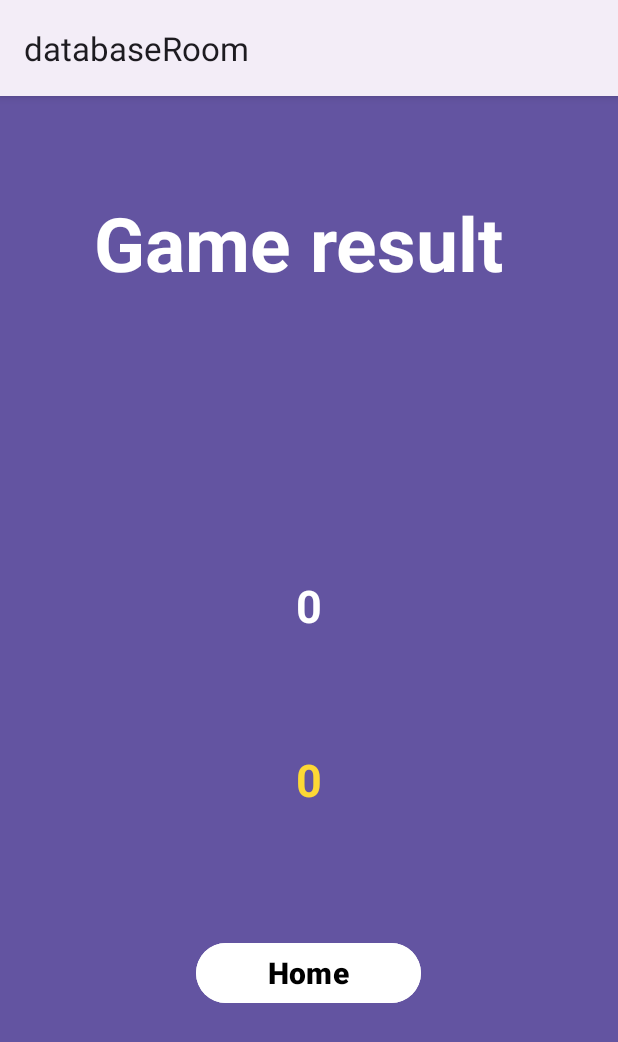
After one commit to N1ph1l1m/android_saveData, an Android app: the finalBrainActivity screen opened directly, with no data from a screen before it, on a phone screen of 412 x 824 dp. The commit adds this screen. Shown: the top 1042 px of the screen. Run offline under Robolectric (Android 15) with nearby library versions, the phone set to English and light mode, and no system bars.

Commit message:
Add finalBrain activity and update code

```diff
--- a/app/src/main/AndroidManifest.xml
+++ b/app/src/main/AndroidManifest.xml
@@ -13,13 +13,18 @@
         android:theme="@style/Theme.DatabaseRoom"
         tools:targetApi="31">
         <activity
+            android:name=".finalBrainActivity"
+            android:exported="false" />
+        <activity
             android:name=".StartBrain"
-            android:exported="false" />
+            android:exported="false"
+            android:label="Brain train"/>
         <activity
             android:name=".brainTrain"
             android:exported="false" />
         <activity
             android:name=".MainActivity"
+            android:noHistory="true"
             android:exported="true">
             <intent-filter>
                 <action android:name="android.intent.action.MAIN" />
--- a/app/src/main/java/com/example/databaseroom/StartBrain.java
+++ b/app/src/main/java/com/example/databaseroom/StartBrain.java
@@ -9,7 +9,6 @@ import android.view.View;
 
 public class StartBrain extends AppCompatActivity {
 
-
     @Override
     protected void onCreate(Bundle savedInstanceState) {
         super.onCreate(savedInstanceState);
--- a/app/src/main/java/com/example/databaseroom/brainTrain.java
+++ b/app/src/main/java/com/example/databaseroom/brainTrain.java
@@ -4,6 +4,7 @@ package com.example.databaseroom;
 import androidx.appcompat.app.ActionBar;
 import androidx.appcompat.app.AppCompatActivity;
 
+import android.content.Intent;
 import android.content.SharedPreferences;
 import android.os.Bundle;
 import android.view.View;
@@ -81,7 +82,9 @@ public class brainTrain extends AppCompatActivity {
             is_true_answer = false;
         }
        main.setText(textNum);
-
+        if(true_answer>=max_true_answer){
+        startActivity(new Intent(brainTrain.this, finalBrainActivity.class));
+        }
     }
 
         public void clickTrue(View view) {
--- /dev/null
+++ b/app/src/main/java/com/example/databaseroom/finalBrainActivity.java
@@ -0,0 +1,35 @@
+package com.example.databaseroom;
+
+import androidx.appcompat.app.AppCompatActivity;
+
+import android.content.Intent;
+import android.os.Bundle;
+import android.view.View;
+import android.widget.TextView;
+
+public class finalBrainActivity extends AppCompatActivity {
+
+    private TextView textViewTitle;
+    private TextView textViewResult;
+    private TextView textViewBestResult;
+
+
+    @Override
+    protected void onCreate(Bundle savedInstanceState) {
+        super.onCreate(savedInstanceState);
+        setContentView(R.layout.activity_final_brain);
+
+        textViewTitle = findViewById(R.id.textViewTitle);
+        textViewResult = findViewById(R.id.textViewResult);
+        textViewBestResult = findViewById(R.id.textViewBestResult);
+    }
+
+    public void toStartBrainActivity(View view) {
+        Intent intent = new Intent(finalBrainActivity.this , StartBrain.class);
+        startActivity(intent);
+        //startActivity(new Intent(finalBrainActivity.this, StartBrain.class));
+    }
+    private  void setResult(){
+
+    }
+}
--- /dev/null
+++ b/app/src/main/res/layout/activity_final_brain.xml
@@ -0,0 +1,68 @@
+<?xml version="1.0" encoding="utf-8"?>
+<androidx.constraintlayout.widget.ConstraintLayout xmlns:android="http://schemas.android.com/apk/res/android"
+    xmlns:app="http://schemas.android.com/apk/res-auto"
+    xmlns:tools="http://schemas.android.com/tools"
+    android:layout_width="match_parent"
+    android:layout_height="match_parent"
+    android:background="#6354A1"
+    tools:context=".finalBrainActivity">
+
+
+    <TextView
+        android:id="@+id/textViewTitle"
+        android:layout_width="wrap_content"
+        android:layout_height="wrap_content"
+        android:layout_marginTop="64dp"
+        android:text="Game result "
+        android:textColor="@color/white"
+        android:textSize="50dp"
+        android:textStyle="bold"
+        app:layout_constraintEnd_toEndOf="parent"
+        app:layout_constraintHorizontal_bias="0.496"
+        app:layout_constraintStart_toStartOf="parent"
+        app:layout_constraintTop_toTopOf="parent" />
+
+    <TextView
+        android:id="@+id/textViewBestResult"
+        android:layout_width="wrap_content"
+        android:layout_height="wrap_content"
+        android:layout_marginTop="304dp"
+        android:text="0"
+        android:textColor="#FDD835"
+        android:textSize="30dp"
+        android:textStyle="bold"
+        app:layout_constraintEnd_toEndOf="parent"
+        app:layout_constraintStart_toStartOf="parent"
+        app:layout_constraintTop_toBottomOf="@+id/textViewTitle" />
+
+    <TextView
+        android:id="@+id/textViewResult"
+        android:layout_width="wrap_content"
+        android:layout_height="wrap_content"
+        android:layout_marginTop="188dp"
+        android:text="0"
+        android:textColor="@color/white"
+        android:textSize="30dp"
+        android:textStyle="bold"
+        app:layout_constraintEnd_toEndOf="parent"
+        app:layout_constraintStart_toStartOf="parent"
+        app:layout_constraintTop_toBottomOf="@+id/textViewTitle" />
+
+    <Button
+        android:id="@+id/buttonPlay"
+        android:layout_width="150dp"
+        android:layout_height="wrap_content"
+        android:backgroundTint="#FFFFFF"
+        android:onClick="toStartBrainActivity"
+        android:text="Home"
+        android:textColor="@color/black"
+        android:textSize="20dp"
+        android:textStyle="bold"
+        app:layout_constraintBottom_toBottomOf="parent"
+        app:layout_constraintEnd_toEndOf="parent"
+        app:layout_constraintHorizontal_bias="0.498"
+        app:layout_constraintStart_toStartOf="parent"
+        app:layout_constraintTop_toBottomOf="@+id/textViewTitle"
+        app:layout_constraintVertical_bias="0.739" />
+
+</androidx.constraintlayout.widget.ConstraintLayout>
--- a/app/src/main/res/layout/activity_start_brain.xml
+++ b/app/src/main/res/layout/activity_start_brain.xml
@@ -12,15 +12,30 @@
         android:layout_width="150dp"
         android:layout_height="wrap_content"
         android:backgroundTint="#FFFFFF"
+        android:onClick="nextActivity"
         android:text="Play"
         android:textColor="@color/black"
-        android:onClick="nextActivity"
         android:textSize="20dp"
         android:textStyle="bold"
         app:layout_constraintBottom_toBottomOf="parent"
         app:layout_constraintEnd_toEndOf="parent"
+        app:layout_constraintHorizontal_bias="0.498"
         app:layout_constraintStart_toStartOf="parent"
-        app:layout_constraintTop_toTopOf="parent" />
+        app:layout_constraintTop_toTopOf="parent"
+        app:layout_constraintVertical_bias="0.61" />
+
+    <TextView
+        android:id="@+id/textView"
+        android:layout_width="wrap_content"
+        android:layout_height="wrap_content"
+        android:layout_marginBottom="68dp"
+        android:text="Brain train"
+        android:textColor="@color/white"
+        android:textSize="50dp"
+        android:textStyle="bold"
+        app:layout_constraintBottom_toTopOf="@+id/buttonPlay"
+        app:layout_constraintEnd_toEndOf="parent"
+        app:layout_constraintStart_toStartOf="parent" />
 
 
 </androidx.constraintlayout.widget.ConstraintLayout>
```
